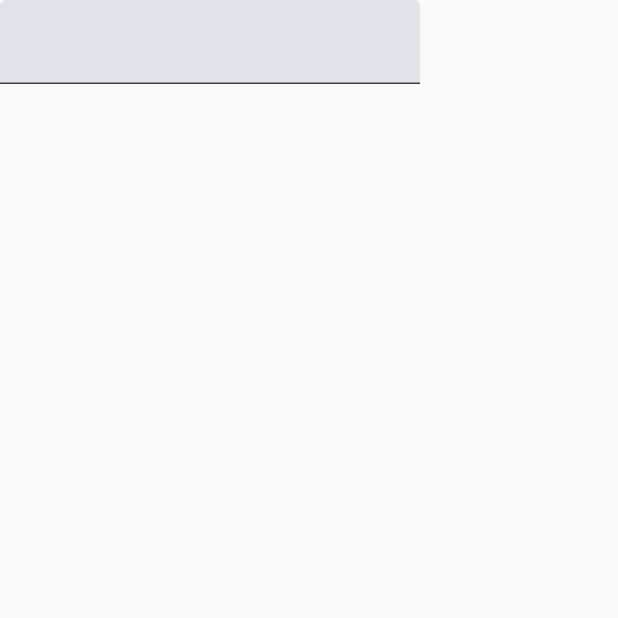
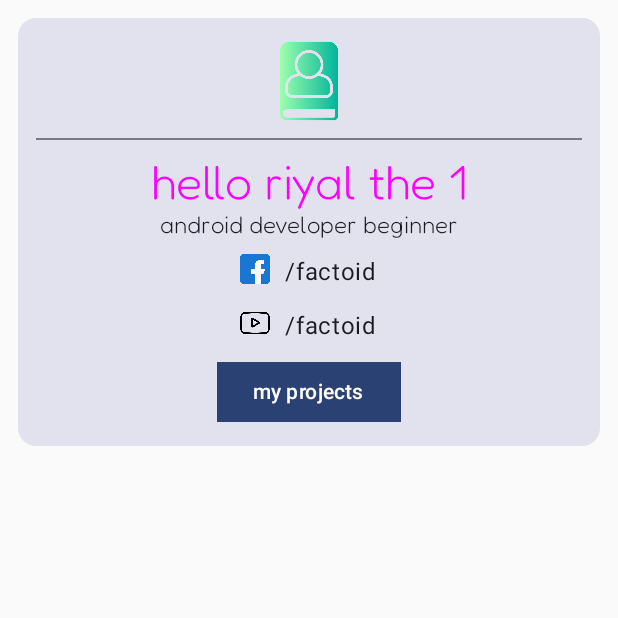
Before and after one commit to Riyalthe1/practise-android, an Android app built with Jetpack Compose: the screen it shows after launch (MainActivity), on a phone screen of 412 x 824 dp, the top half of it. Run offline under Robolectric (Android 15) with nearby library versions, the phone set to English and light mode, and no system bars.

Commit message:
first test project done

```diff
--- a/app/src/main/java/com/example/practise/MainActivity.kt
+++ b/app/src/main/java/com/example/practise/MainActivity.kt
@@ -21,6 +21,7 @@ import androidx.compose.material3.MaterialTheme
 import androidx.compose.material3.Surface
 import androidx.compose.material3.Text
 import androidx.compose.runtime.Composable
+import androidx.compose.runtime.mutableStateOf
 import androidx.compose.runtime.remember
 import androidx.compose.ui.Alignment
 import androidx.compose.ui.Modifier
@@ -40,8 +41,8 @@ class MainActivity : ComponentActivity() {
         super.onCreate(savedInstanceState)
         setContent {
             PractiseTheme {
-                //Portfolio()
-                StateManagement()
+                Portfolio()
+              //  StateManagement()
             }
         }
     }
@@ -77,7 +78,7 @@ val fontFamily = FontFamily(
 fun Portfolio() {
     //lazy coloums toggle system
     val isOpen = remember {
-        mutableListOf(false)
+        mutableStateOf(false)
     }
 
 
@@ -102,7 +103,7 @@ fun Portfolio() {
             Divider()
             Spacer(modifier = Modifier.height(8.dp))
             Text(
-                text = "hello riyal the1",
+                text = "hello riyal the 1",
                 style = TextStyle(
                     color = Color.Magenta,
                     fontFamily = fontFamily,
@@ -137,12 +138,13 @@ fun Portfolio() {
                 Text(text = "/factoid", modifier = Modifier.padding(start = 10.dp))
             }
             Spacer(modifier = Modifier.height(8.dp))
-            Button(onClick = { isOpen.value = !isOpen }, shape = RectangleShape) {
+            Button(onClick = { isOpen.value = !isOpen.value }, shape = RectangleShape) {
                 Text(text = "my projects")
             }
+            if (isOpen.value){
             LazyColumn {
                 items(getProject()) {
-                    ProjectItem(it)
+                    ProjectItem(it)}
                 }
             }
         }
@@ -150,6 +152,7 @@ fun Portfolio() {
     }
 
 }
+
 
 @Composable
 fun ProjectItem(project: Project) {
```
